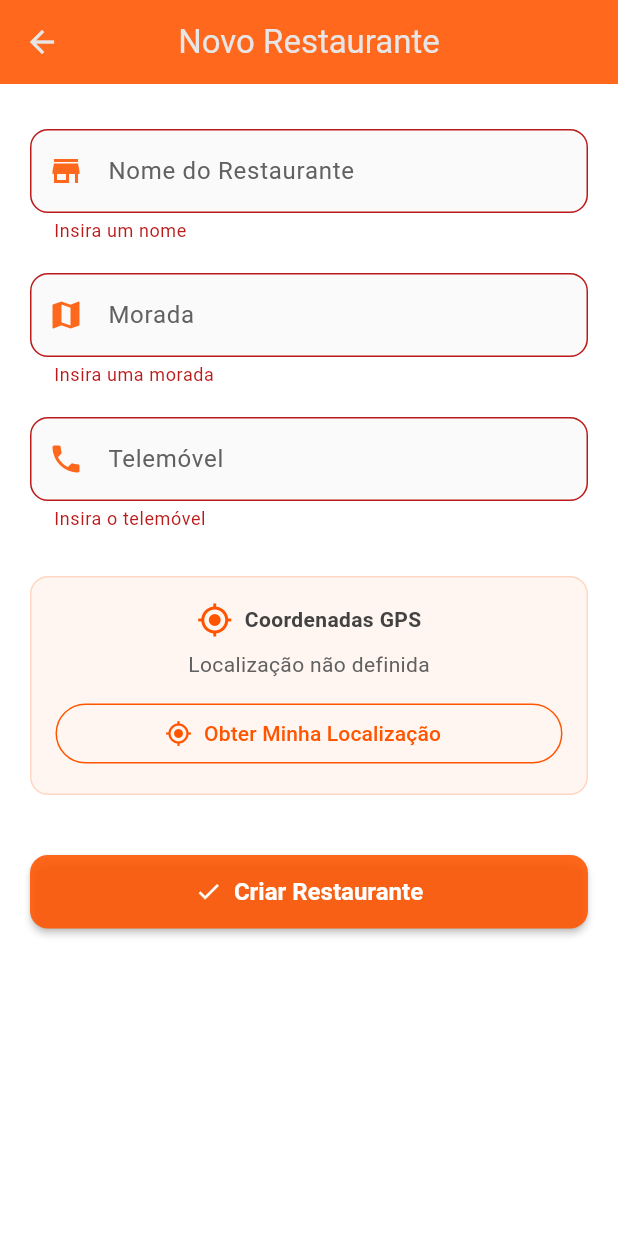
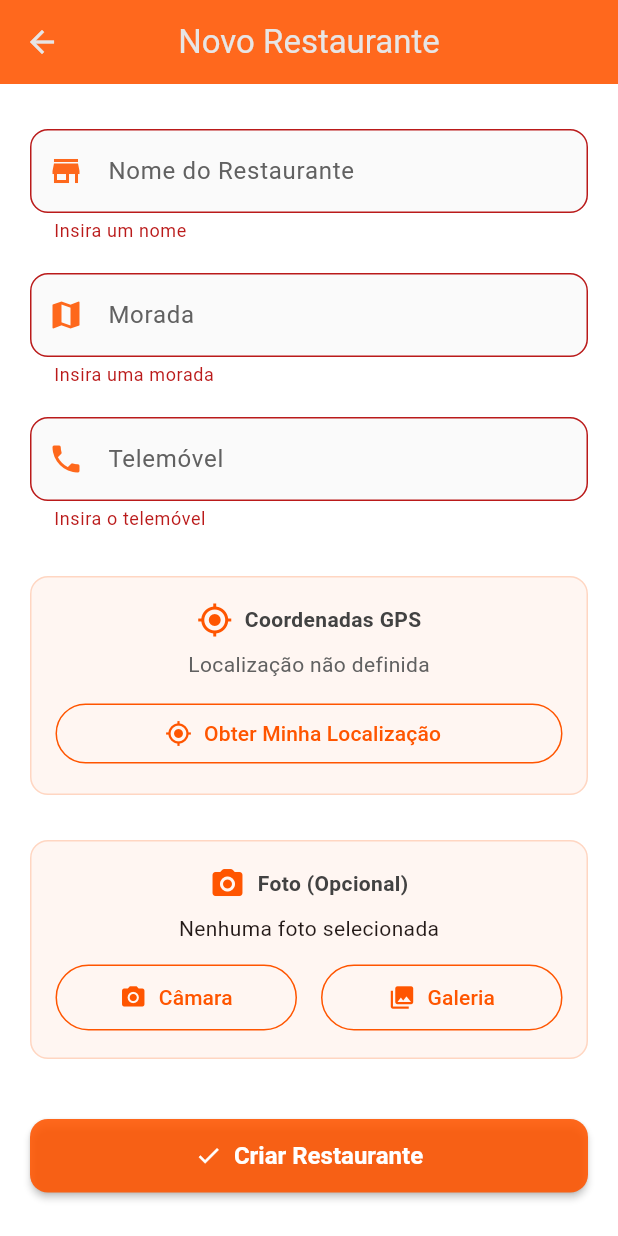
Before and after one commit to watchs2/MyRestaurants, a Flutter app: the CreatePage screen opened by its route, after a tap on "Criar Restaurante", on a phone screen of 412 x 824 dp. Run offline on Flutter 3.47's test engine with Material 3 defaults, Android fonts, the phone set to English and light mode, and no system bars; our stand-ins replace image_picker, location, sqflite; accounts and stored records are empty.

Commit message:
Add Photos

```diff
--- a/lib/screens/create_screen.dart
+++ b/lib/screens/create_screen.dart
@@ -1,6 +1,9 @@
 import 'package:MyRestaurants/data/database_handler.dart';
 import 'package:MyRestaurants/services/location_service.dart';
+import 'package:MyRestaurants/services/photo_service.dart';
 import 'package:flutter/material.dart';
+import 'package:image_picker/image_picker.dart';
+import 'dart:io';
 
 class CreatePage extends StatefulWidget {
   const CreatePage({super.key});
@@ -16,12 +19,18 @@ class _CreatePage extends State<CreatePage> {
   final _adressController = TextEditingController();
   final _phoneController = TextEditingController();
 
+  //localização
+  final _locationService = LocationService();
   String _currentLocation = "Localização não definida";
   double? _latitude;
   double? _longitude;
 
-  final _locationService = LocationService();
+  //bds
   final _db = DatabaseHandler();
+
+  //fotos
+  final _photoService = PhotoService();
+  File? _selectedImage;
 
   Future<void> _loadLocation() async {
     final locationData = await _locationService.getCurrentLocation();
@@ -40,13 +49,39 @@ class _CreatePage extends State<CreatePage> {
     }
   }
 
+  void _takePhoto() async {
+    final file = await _photoService.pickImage(ImageSource.camera);
+    if (file != null) {
+      setState(() {
+        _selectedImage = File(file.path);
+      });
+    }
+  }
+
+  //TODO se tiver tempo fazer unselect file
+  void _getPhotoGallery() async {
+    final file = await _photoService.pickImage(ImageSource.gallery);
+    if (file != null) {
+      setState(() {
+        _selectedImage = File(file.path);
+      });
+    }
+  }
+
   void _createRestaurant() {
     if (_formKey.currentState!.validate()) {
       final name = _nameController.text;
       final adress = _adressController.text;
       final phone = _phoneController.text;
 
-      _db.createRestaurant(name, adress, phone, _latitude, _longitude, null);
+      _db.createRestaurant(
+        name,
+        adress,
+        phone,
+        _latitude,
+        _longitude,
+        _selectedImage,
+      );
 
       ScaffoldMessenger.of(context).showSnackBar(
         const SnackBar(content: Text('Restaurante criado com sucesso!')),
@@ -126,7 +161,6 @@ class _CreatePage extends State<CreatePage> {
               ),
               const SizedBox(height: 30),
 
-              // Card de Localização simplificado
               Container(
                 padding: const EdgeInsets.all(16),
                 decoration: BoxDecoration(
@@ -175,6 +209,85 @@ class _CreatePage extends State<CreatePage> {
                   ],
                 ),
               ),
+              const SizedBox(height: 30),
+              Container(
+                padding: const EdgeInsets.all(16),
+                decoration: BoxDecoration(
+                  color: const Color(
+                    0xFFFF5500,
+                  ).withOpacity(0.05), // Laranja muito suave
+                  borderRadius: BorderRadius.circular(12),
+                  border: Border.all(
+                    color: const Color(0xFFFF5500).withOpacity(0.2),
+                  ),
+                ),
+                child: Column(
+                  children: [
+                    Row(
+                      mainAxisAlignment: MainAxisAlignment.center,
+                      children: [
+                        const Icon(
+                          Icons.camera_alt_rounded,
+                          color: Color(0xFFFF5500),
+                        ),
+                        const SizedBox(width: 8),
+                        Text(
+                          'Foto (Opcional)',
+                          style: TextStyle(
+                            fontWeight: FontWeight.bold,
+                            color: Colors.grey.shade800,
+                          ),
+                        ),
+                      ],
+                    ),
+                    const SizedBox(height: 8),
+                    _selectedImage != null
+                        ? Image.file(_selectedImage!, height: 200)
+                        : Text("Nenhuma foto selecionada"),
+                    const SizedBox(height: 12),
+                    SizedBox(
+                      width: double.infinity,
+                      child: Row(
+                        children: [
+                          Expanded(
+                            child: OutlinedButton.icon(
+                              onPressed: _takePhoto,
+                              icon: const Icon(Icons.camera_alt),
+                              label: const Text('Câmara'),
+                              style: OutlinedButton.styleFrom(
+                                foregroundColor: const Color(0xFFFF5500),
+                                side: const BorderSide(
+                                  color: Color(0xFFFF5500),
+                                ),
+                                padding: const EdgeInsets.symmetric(
+                                  vertical: 12,
+                                ),
+                              ),
+                            ),
+                          ),
+                          const SizedBox(width: 16),
+                          Expanded(
+                            child: OutlinedButton.icon(
+                              onPressed: _getPhotoGallery,
+                              icon: const Icon(Icons.photo_library),
+                              label: const Text('Galeria'),
+                              style: OutlinedButton.styleFrom(
+                                foregroundColor: const Color(0xFFFF5500),
+                                side: const BorderSide(
+                                  color: Color(0xFFFF5500),
+                                ),
+                                padding: const EdgeInsets.symmetric(
+                                  vertical: 12,
+                                ),
+                              ),
+                            ),
+                          ),
+                        ],
+                      ),
+                    ),
+                  ],
+                ),
+              ),
               const SizedBox(height: 40),
               ElevatedButton.icon(
                 onPressed: _createRestaurant,
--- a/lib/services/camera_service.dart
+++ /dev/null
@@ -1 +0,0 @@
-class CameraService {}
--- a/pubspec.yaml
+++ b/pubspec.yaml
@@ -38,6 +38,9 @@ dependencies:
   path: ^1.8.3
   path_provider: ^2.1.1
   location: ^8.0.1
+  image_picker: ^1.2.1
+  flutter_map: ^7.0.0
+  latlong2: ^0.9.1
 
 
 
```
Also changed, not shown: lib/data/database_handler.dart (+9 -2 lines), lib/screens/details_screen.dart (+9 -1 lines), lib/services/photo_service.dart (added, +44 -0 lines), pubspec.lock.
